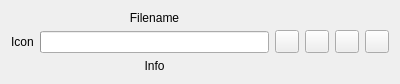
Qt form WebBrowser/Download/DownloadItem.ui (pycom/EricShort) before a commit.
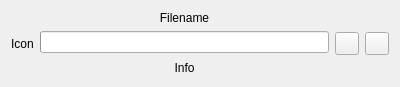
The same form after that commit.

Diff of the .ui file:
```diff
--- a/WebBrowser/Download/DownloadItem.ui
+++ b/WebBrowser/Download/DownloadItem.ui
@@ -7,7 +7,7 @@
     <x>0</x>
     <y>0</y>
     <width>400</width>
-    <height>82</height>
+    <height>87</height>
    </rect>
   </property>
   <property name="sizePolicy">
@@ -72,29 +72,6 @@
      </item>
     </layout>
    </item>
-   <item>
-    <widget class="QToolButton" name="tryAgainButton">
-     <property name="toolTip">
-      <string>Press to repeat the download</string>
-     </property>
-     <property name="text">
-      <string/>
-     </property>
-    </widget>
-   </item>
-   <item>
-    <widget class="QToolButton" name="pauseButton">
-     <property name="toolTip">
-      <string>Press to pause the download</string>
-     </property>
-     <property name="text">
-      <string/>
-     </property>
-     <property name="checkable">
-      <bool>true</bool>
-     </property>
-    </widget>
-   </item>
    <item>
     <widget class="QToolButton" name="stopButton">
      <property name="toolTip">
```
Left out of the diff: 2 changed lines with no effect on the pictures.
